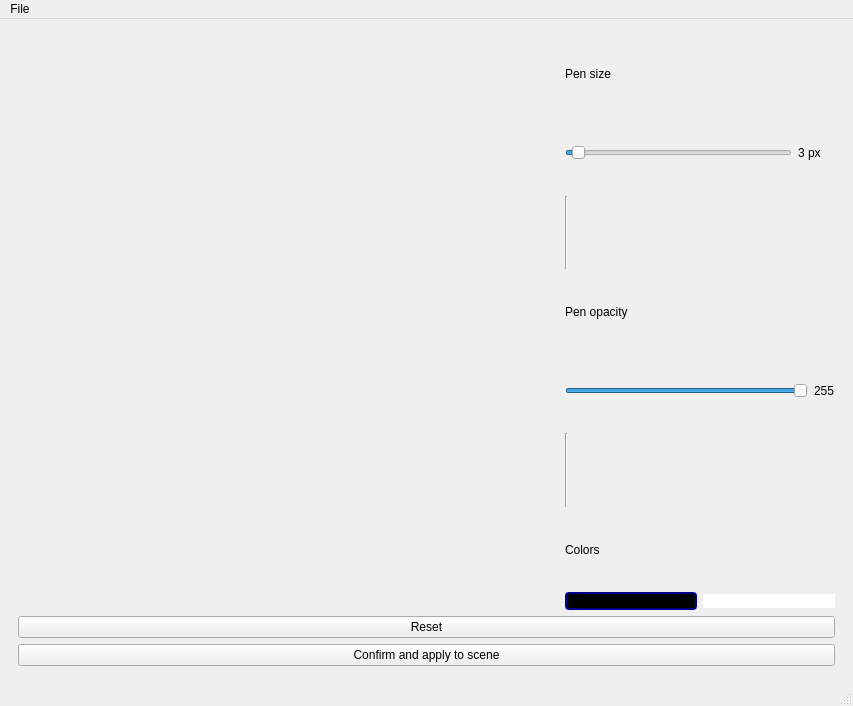
The window that ui/ui/mainwindow.ui (binaryHips/Projet3D) describes before a commit, drawn with Qt 5.
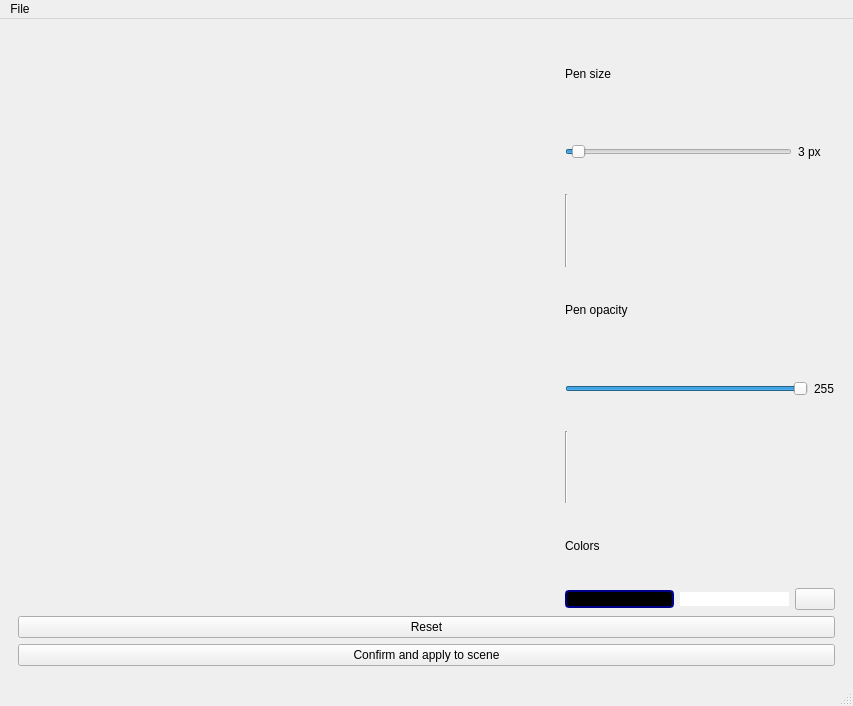
The same window after the commit. The open tabs and pages were chosen to show the change. Custom widgets are drawn as their Qt base class.

Commit message: Eraser in draw menu

The edit to the form file:
```diff
--- a/ui/ui/mainwindow.ui
+++ b/ui/ui/mainwindow.ui
@@ -321,7 +321,7 @@
              </widget>
             </item>
             <item>
-             <layout class="QHBoxLayout" name="colorsLayout">
+             <layout class="QHBoxLayout" name="colorsLayout" stretch="2,2,1">
               <item>
                <widget class="QPushButton" name="blackButton">
                 <property name="sizePolicy">
@@ -366,6 +366,19 @@
                 </property>
                </widget>
               </item>
+              <item>
+               <widget class="QPushButton" name="eraserBtn">
+                <property name="sizePolicy">
+                 <sizepolicy hsizetype="Fixed" vsizetype="Fixed">
+                  <horstretch>0</horstretch>
+                  <verstretch>0</verstretch>
+                 </sizepolicy>
+                </property>
+                <property name="text">
+                 <string/>
+                </property>
+               </widget>
+              </item>
              </layout>
             </item>
            </layout>
```
The commit also changes 4 other files.
